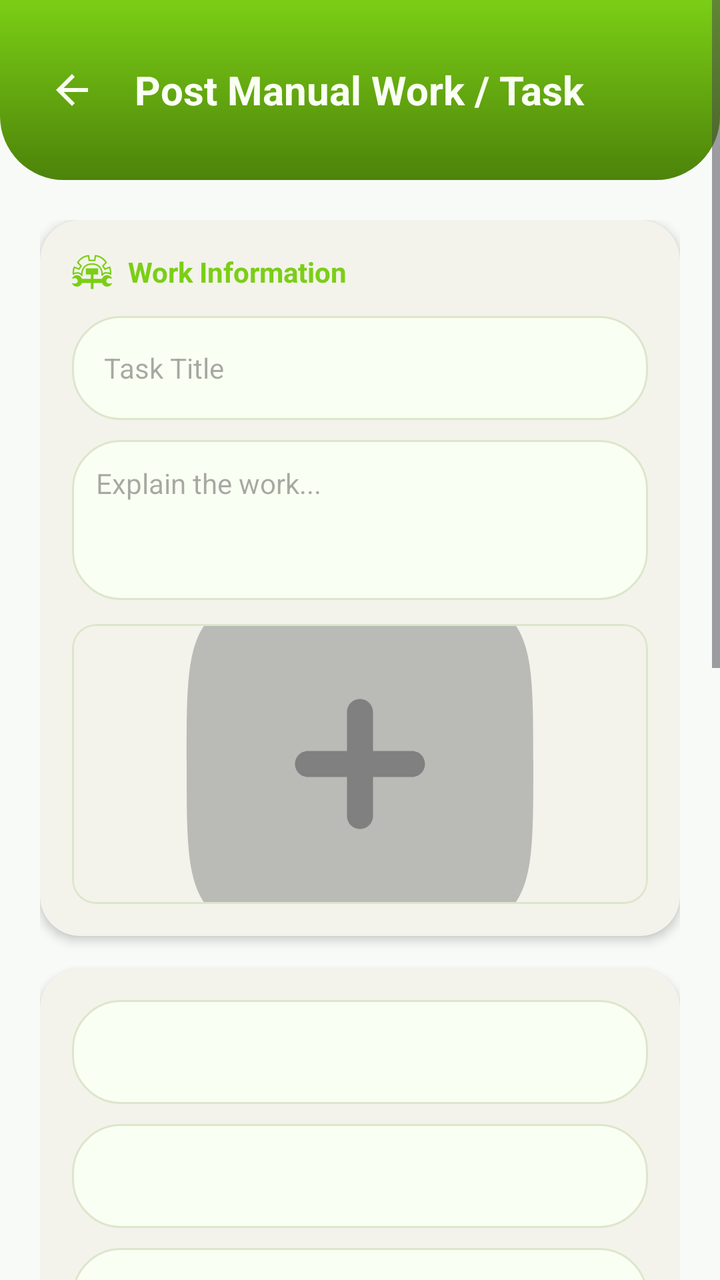
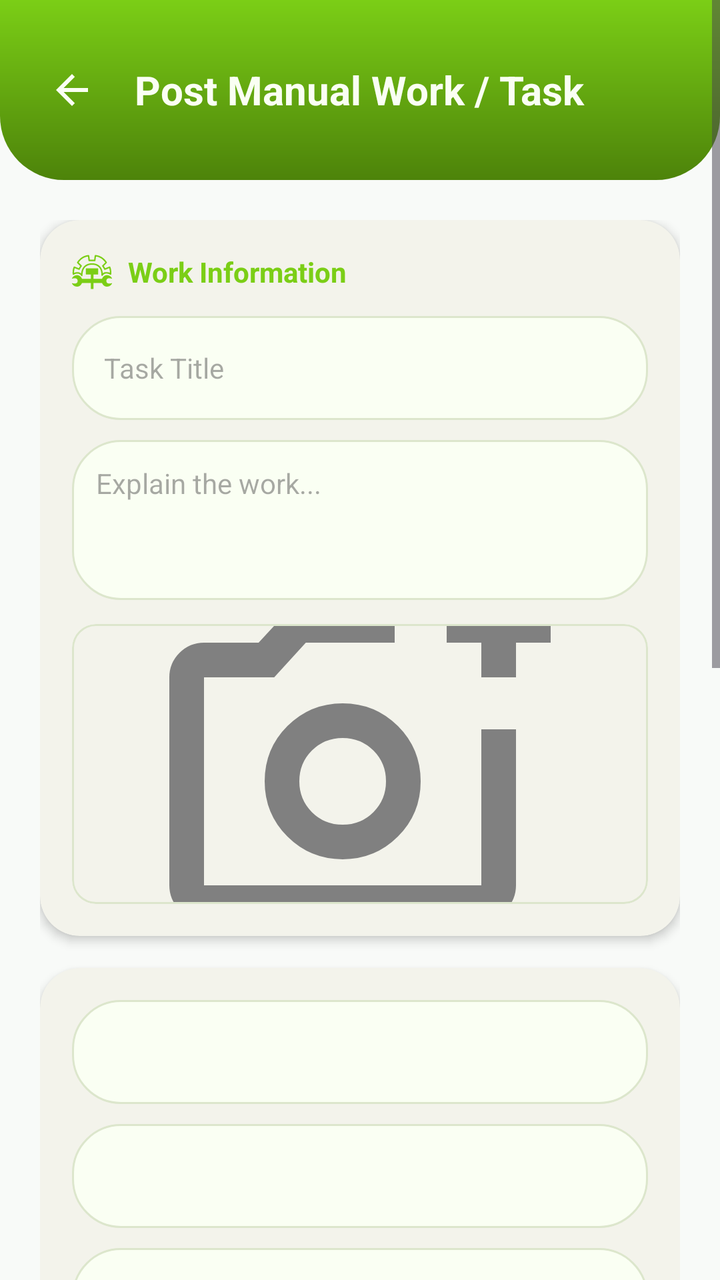

The first picture is an Android layout as it rendered before a commit; the second is the same layout after the commit. The layout source and the unified diff follow.
<!-- AndroidManifest.xml: application theme Theme.RozgarConnector -->
<!-- res/layout/activity_work_post.xml -->
<?xml version="1.0" encoding="utf-8"?>
<ScrollView xmlns:android="http://schemas.android.com/apk/res/android"
    xmlns:app="http://schemas.android.com/apk/res-auto"
    xmlns:tools="http://schemas.android.com/tools"
    android:layout_width="match_parent"
    android:layout_height="match_parent"
    android:background="#F8FAF8"
    android:fillViewport="true">

    <LinearLayout
        android:layout_width="match_parent"
        android:layout_height="wrap_content"
        android:orientation="vertical">

        
        <RelativeLayout
            android:layout_width="match_parent"
            android:layout_height="90dp"
            android:background="@drawable/header_gradient_curved"
            android:paddingHorizontal="16dp">
            <ImageView
                android:id="@+id/btnBack"
                android:layout_width="40dp"
                android:layout_height="40dp"
                android:layout_centerVertical="true"
                android:padding="8dp"
                android:src="@drawable/ic_back"
                app:tint="@color/white" />
            <TextView
                android:id="@+id/tvTitleHeader"
                android:layout_width="wrap_content"
                android:layout_height="wrap_content"
                android:layout_centerInParent="true"
                android:text="Post Manual Work / Task"
                android:textColor="@color/white"
                android:textSize="20sp"
                android:textStyle="bold" />
        </RelativeLayout>

        <LinearLayout
            android:layout_width="match_parent"
            android:layout_height="wrap_content"
            android:orientation="vertical"
            android:padding="20dp">

            
            <com.google.android.material.card.MaterialCardView
                android:layout_width="match_parent"
                android:layout_height="wrap_content"
                android:layout_marginBottom="16dp"
                app:cardCornerRadius="20dp"
                app:cardElevation="3dp"
                app:strokeWidth="0dp">
                <LinearLayout
                    android:layout_width="match_parent"
                    android:layout_height="wrap_content"
                    android:orientation="vertical"
                    android:padding="16dp">
                    <LinearLayout android:layout_width="match_parent" android:layout_height="wrap_content" android:orientation="horizontal" android:gravity="center_vertical">
                        <ImageView android:layout_width="20dp" android:layout_height="20dp" android:src="@drawable/ic_work" app:tint="@color/primary_green"/>
                        <TextView
                            android:layout_width="wrap_content"
                            android:layout_height="wrap_content"
                            android:layout_marginStart="8dp"
                            android:text="Work Information"
                            android:textColor="@color/primary_green"
                            android:textStyle="bold" />
                    </LinearLayout>
                    <EditText
                        android:id="@+id/etWorkTitle"
                        android:layout_width="match_parent"
                        android:layout_height="52dp"
                        android:layout_marginTop="12dp"
                        android:background="@drawable/toggle_bg_outline"
                        android:hint="Task Title"
                        android:paddingHorizontal="16dp"
                        android:textSize="14sp" />
                    <EditText
                        android:id="@+id/etWorkDescription"
                        android:layout_width="match_parent"
                        android:layout_height="wrap_content"
                        android:layout_marginTop="10dp"
                        android:background="@drawable/toggle_bg_outline"
                        android:gravity="top"
                        android:hint="Explain the work..."
                        android:minHeight="80dp"
                        android:padding="12dp"
                        android:textSize="14sp" />

                    <FrameLayout
                        android:layout_width="match_parent"
                        android:layout_height="wrap_content"
                        android:layout_marginTop="12dp">
                        
                        <com.google.android.material.card.MaterialCardView
                            android:id="@+id/btnUploadWorkPhoto"
                            android:layout_width="match_parent"
                            android:layout_height="140dp"
                            app:cardCornerRadius="12dp"
                            app:strokeColor="#DCE6CC"
                            app:strokeWidth="1dp"
                            app:cardElevation="0dp">
                            <ImageView
                                android:id="@+id/ivWorkPhoto"
                                android:layout_width="match_parent"
                                android:layout_height="match_parent"
                                android:scaleType="centerCrop"
                                android:src="@drawable/ic_add_circle"
                                android:padding="40dp"
                                app:tint="@color/grey" />
                        </com.google.android.material.card.MaterialCardView>

                        <ImageView
                            android:id="@+id/ivRemovePhoto"
                            android:layout_width="28dp"
                            android:layout_height="28dp"
                            android:layout_gravity="top|end"
                            android:layout_margin="8dp"
                            android:background="@drawable/toggle_selected_bg"
                            android:padding="6dp"
                            android:src="@android:drawable/ic_menu_close_clear_cancel"
                            android:visibility="gone"
                            app:tint="@color/red" />
                    </FrameLayout>
                </LinearLayout>
            </com.google.android.material.card.MaterialCardView>

            
            <com.google.android.material.card.MaterialCardView
                android:layout_width="match_parent"
                android:layout_height="wrap_content"
                android:layout_marginBottom="16dp"
                app:cardCornerRadius="20dp"
                app:cardElevation="3dp"
                app:strokeWidth="0dp">
                <LinearLayout
                    android:layout_width="match_parent"
                    android:layout_height="wrap_content"
                    android:orientation="vertical"
                    android:padding="16dp">
                    <Spinner android:id="@+id/spinnerDistrict" android:layout_width="match_parent" android:layout_height="52dp" android:background="@drawable/toggle_bg_outline" />
                    <Spinner android:id="@+id/spinnerWorkCategory" android:layout_width="match_parent" android:layout_height="52dp" android:layout_marginTop="10dp" android:background="@drawable/toggle_bg_outline" />
                    <EditText
                        android:id="@+id/etWorkAddress"
                        android:layout_width="match_parent"
                        android:layout_height="52dp"
                        android:layout_marginTop="10dp"
                        android:background="@drawable/toggle_bg_outline"
                        android:hint="Full Address"
                        android:paddingHorizontal="16dp"
                        android:textSize="14sp" />
                </LinearLayout>
            </com.google.android.material.card.MaterialCardView>

            
            <com.google.android.material.card.MaterialCardView
                android:layout_width="match_parent"
                android:layout_height="wrap_content"
                android:layout_marginBottom="16dp"
                app:cardCornerRadius="20dp"
                app:cardElevation="3dp"
                app:strokeWidth="0dp">
                <LinearLayout
                    android:layout_width="match_parent"
                    android:layout_height="wrap_content"
                    android:orientation="vertical"
                    android:padding="16dp">
                    <Spinner android:id="@+id/spinnerPaymentType" android:layout_width="match_parent" android:layout_height="52dp" android:background="@drawable/toggle_bg_outline" />
                    <EditText
                        android:id="@+id/etWorkBudget"
                        android:layout_width="match_parent"
                        android:layout_height="52dp"
                        android:layout_marginTop="10dp"
                        android:background="@drawable/toggle_bg_outline"
                        android:hint="Budget (PKR)"
                        android:inputType="number"
                        android:paddingHorizontal="16dp"
                        android:textSize="14sp" />
                    <CheckBox android:id="@+id/cbIsNegotiable" android:layout_width="wrap_content" android:layout_height="wrap_content" android:text="Price Negotiable" android:layout_marginTop="8dp" android:buttonTint="@color/primary_green"/>
                    <RadioGroup android:id="@+id/rgTools" android:layout_width="match_parent" android:layout_height="wrap_content" android:orientation="horizontal" android:layout_marginTop="12dp">
                        <RadioButton android:id="@+id/rbToolsSeeker" android:layout_width="0dp" android:layout_weight="1" android:layout_height="wrap_content" android:text="My Tools" android:checked="true" android:buttonTint="@color/primary_green" />
                        <RadioButton android:id="@+id/rbToolsWorker" android:layout_width="0dp" android:layout_weight="1" android:layout_height="wrap_content" android:text="Worker Tools" android:buttonTint="@color/primary_green" />
                    </RadioGroup>
                </LinearLayout>
            </com.google.android.material.card.MaterialCardView>

            
            <com.google.android.material.card.MaterialCardView
                android:layout_width="match_parent"
                android:layout_height="wrap_content"
                android:layout_marginBottom="24dp"
                app:cardCornerRadius="20dp"
                app:cardElevation="3dp"
                app:strokeWidth="0dp">
                <LinearLayout
                    android:layout_width="match_parent"
                    android:layout_height="wrap_content"
                    android:orientation="vertical"
                    android:padding="16dp">
                    <EditText android:id="@+id/etWorkDate" android:layout_width="match_parent" android:layout_height="52dp" android:background="@drawable/toggle_bg_outline" android:focusable="false" android:clickable="true" android:hint="Select Date" android:paddingHorizontal="16dp" />
                    <CheckBox android:id="@+id/cbIsUrgent" android:layout_width="wrap_content" android:layout_height="wrap_content" android:text="URGENT WORK" android:textColor="@color/red" android:buttonTint="@color/red" android:layout_marginTop="8dp"/>
                </LinearLayout>
            </com.google.android.material.card.MaterialCardView>

            <Button android:id="@+id/btnPublishWork" android:layout_width="match_parent" android:layout_height="56dp" android:backgroundTint="@color/primary_green" android:text="PUBLISH WORK NOW" android:textColor="@color/white" app:cornerRadius="28dp" />
        </LinearLayout>
    </LinearLayout>
</ScrollView>
<!-- resources referenced by this layout -->
<resources>
  <color name="grey">#808080</color>
  <color name="primary_green">#7BCE16</color>
  <color name="red">#FF0000</color>
  <color name="white">#FAFFF3</color>
  <!-- drawable header_gradient_curved (drawable) -->
  <shape xmlns:android="http://schemas.android.com/apk/res/android">
      <gradient
          android:startColor="@color/primary_green"
          android:endColor="#4D830A"
          android:angle="270"/>
      <corners
          android:bottomLeftRadius="32dp"
          android:bottomRightRadius="32dp" />
  </shape>
  <!-- drawable ic_add_circle (drawable) -->
  <vector xmlns:android="http://schemas.android.com/apk/res/android"
      android:width="800dp"
      android:height="800dp"
      android:viewportWidth="24"
      android:viewportHeight="24">
    <path
        android:pathData="M12,22C7.286,22 4.929,22 3.464,20.535C2,19.071 2,16.714 2,12C2,7.286 2,4.929 3.464,3.464C4.929,2 7.286,2 12,2C16.714,2 19.071,2 20.535,3.464C22,4.929 22,7.286 22,12C22,16.714 22,19.071 20.535,20.535C19.071,22 16.714,22 12,22Z"
        android:strokeAlpha="0.5"
        android:fillColor="#000000"
        android:fillAlpha="0.5"/>
    <path
        android:pathData="M12,8.25C12.414,8.25 12.75,8.586 12.75,9V11.25H15C15.414,11.25 15.75,11.586 15.75,12C15.75,12.414 15.414,12.75 15,12.75H12.75L12.75,15C12.75,15.414 12.414,15.75 12,15.75C11.586,15.75 11.25,15.414 11.25,15V12.75H9C8.586,12.75 8.25,12.414 8.25,12C8.25,11.586 8.586,11.25 9,11.25H11.25L11.25,9C11.25,8.586 11.586,8.25 12,8.25Z"
        android:fillColor="#000000"/>
  </vector>
  <!-- drawable ic_back (drawable) -->
  <vector xmlns:android="http://schemas.android.com/apk/res/android"
      android:width="24dp"
      android:height="24dp"
      android:viewportWidth="24"
      android:viewportHeight="24">
    <path
        android:fillColor="@android:color/white"
        android:pathData="M20,11H7.83l5.59,-5.59L12,4l-8,8 8,8 1.41,-1.41L7.83,13H20v-2z"/>
  </vector>
  <!-- drawable ic_work: vector/xml drawable (drawable, 3928 chars, omitted) -->
  <!-- drawable toggle_bg_outline (drawable) -->
  <?xml version="1.0" encoding="utf-8"?>
  <shape xmlns:android="http://schemas.android.com/apk/res/android">
      <stroke android:width="1dp" android:color="#DCE6CC" />
      <corners android:radius="24dp" />
      <solid android:color="@color/white" />
  </shape>
  <!-- drawable toggle_selected_bg (drawable) -->
  <?xml version="1.0" encoding="utf-8"?>
  <shape xmlns:android="http://schemas.android.com/apk/res/android">
      <solid android:color="#F1FBE3" />
      <corners android:radius="20dp" />
      <stroke android:width="1dp" android:color="#A5C875" />
  </shape>
  <style name="Theme.RozgarConnector" parent="Base.Theme.RozgarConnector" />
  <style name="Base.Theme.RozgarConnector" parent="Theme.Material3.DayNight.NoActionBar">
          
          <item name="colorPrimary">@color/primary_green</item>
      </style>
</resources>

<!-- the commit's change to res/layout/activity_work_post.xml (unified diff, before → after) -->
@@ -105,7 +105,7 @@
                                 android:layout_width="match_parent"
                                 android:layout_height="match_parent"
                                 android:scaleType="centerCrop"
-                                android:src="@drawable/ic_add_circle"
+                                android:src="@drawable/ic_add_pic"
                                 android:padding="40dp"
                                 app:tint="@color/grey" />
                         </com.google.android.material.card.MaterialCardView>
<!-- resource entries referenced after the edit -->
@@ -14,20 +14,11 @@
           android:bottomLeftRadius="32dp"
           android:bottomRightRadius="32dp" />
   </shape>
-  <!-- drawable ic_add_circle (drawable) -->
-  <vector xmlns:android="http://schemas.android.com/apk/res/android"
-      android:width="800dp"
-      android:height="800dp"
-      android:viewportWidth="24"
-      android:viewportHeight="24">
-    <path
-        android:pathData="M12,22C7.286,22 4.929,22 3.464,20.535C2,19.071 2,16.714 2,12C2,7.286 2,4.929 3.464,3.464C4.929,2 7.286,2 12,2C16.714,2 19.071,2 20.535,3.464C22,4.929 22,7.286 22,12C22,16.714 22,19.071 20.535,20.535C19.071,22 16.714,22 12,22Z"
-        android:strokeAlpha="0.5"
-        android:fillColor="#000000"
-        android:fillAlpha="0.5"/>
-    <path
-        android:pathData="M12,8.25C12.414,8.25 12.75,8.586 12.75,9V11.25H15C15.414,11.25 15.75,11.586 15.75,12C15.75,12.414 15.414,12.75 15,12.75H12.75L12.75,15C12.75,15.414 12.414,15.75 12,15.75C11.586,15.75 11.25,15.414 11.25,15V12.75H9C8.586,12.75 8.25,12.414 8.25,12C8.25,11.586 8.586,11.25 9,11.25H11.25L11.25,9C11.25,8.586 11.586,8.25 12,8.25Z"
-        android:fillColor="#000000"/>
+  <!-- drawable ic_add_pic (drawable) -->
+  <vector xmlns:android="http://schemas.android.com/apk/res/android" android:height="24dp" android:tint="#000000" android:viewportHeight="960" android:viewportWidth="960" android:width="24dp">
+        
+      <path android:fillColor="@android:color/white" android:pathData="M440,520L440,520L440,520L440,520L440,520L440,520Q440,520 440,520Q440,520 440,520L440,520Q440,520 440,520Q440,520 440,520L440,520Q440,520 440,520Q440,520 440,520L440,520L440,520ZM120,840Q87,840 63.5,816.5Q40,793 40,760L40,280Q40,247 63.5,223.5Q87,200 120,200L246,200L320,120L560,120L560,200L355,200L282,280L120,280Q120,280 120,280Q120,280 120,280L120,760Q120,760 120,760Q120,760 120,760L760,760Q760,760 760,760Q760,760 760,760L760,400L840,400L840,760Q840,793 816.5,816.5Q793,840 760,840L120,840ZM760,280L760,200L680,200L680,120L760,120L760,40L840,40L840,120L920,120L920,200L840,200L840,280L760,280ZM440,700Q515,700 567.5,647.5Q620,595 620,520Q620,445 567.5,392.5Q515,340 440,340Q365,340 312.5,392.5Q260,445 260,520Q260,595 312.5,647.5Q365,700 440,700ZM440,620Q398,620 369,591Q340,562 340,520Q340,478 369,449Q398,420 440,420Q482,420 511,449Q540,478 540,520Q540,562 511,591Q482,620 440,620Z"/>
+      
   </vector>
   <!-- drawable ic_back (drawable) -->
   <vector xmlns:android="http://schemas.android.com/apk/res/android"
